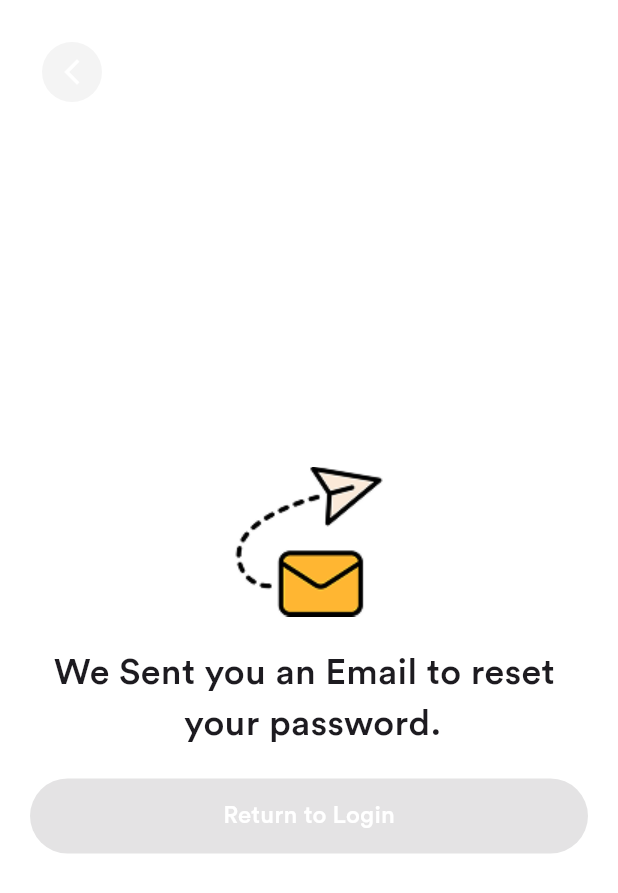
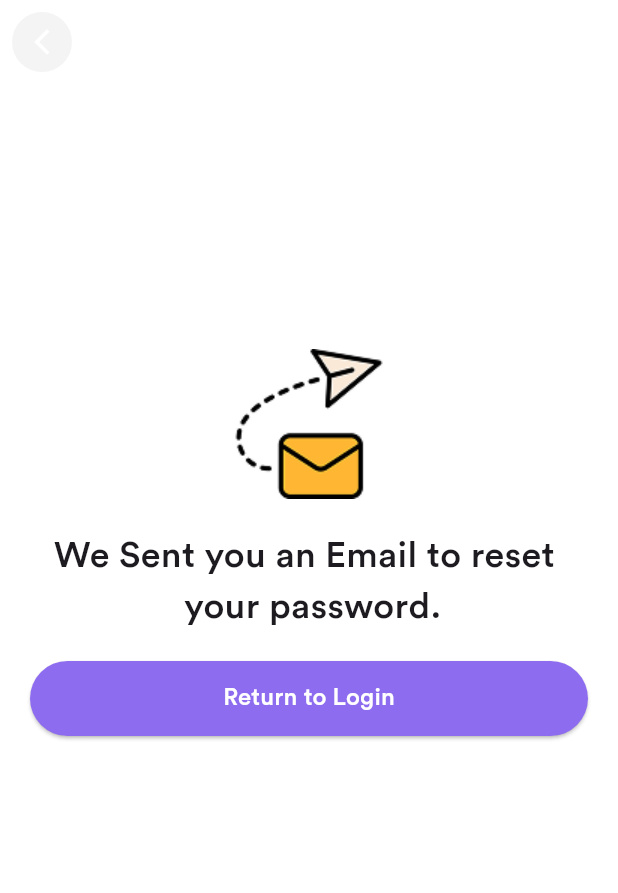
Before and after one commit to MohamedElnaggar0/store_app, a Flutter app: the ForgotPasswordView screen opened by its route, after a tap on "Continue", on a phone screen of 412 x 824 dp. Shown: the top 893 px of the screen. Run offline on Flutter 3.47's test engine with Material 3 defaults, Android fonts, the phone set to English and light mode, and no system bars; our stand-ins replace flutter_bloc, flutter_svg, go_router.

Commit message:
fix appbar and add to screens

```diff
--- a/lib/core/widgets/basic_app_bar.dart
+++ b/lib/core/widgets/basic_app_bar.dart
@@ -1,13 +1,13 @@
 import 'package:flutter/material.dart';
 import 'package:store_app/core/configs/theme/app_color.dart';
 
-class BasicAppBar extends StatelessWidget {
+class BasicAppBar extends StatelessWidget implements PreferredSizeWidget {
   const BasicAppBar(
       {super.key,
       this.title,
       this.backgroundColor,
       this.action,
-      required this.hideBack});
+      this.hideBack = false});
   final Widget? title;
   final Color? backgroundColor;
   final Widget? action;
@@ -45,4 +45,7 @@ class BasicAppBar extends StatelessWidget {
               )),
     );
   }
+
+  @override
+  Size get preferredSize => Size.fromHeight(kToolbarHeight);
 }
--- a/lib/features/auth/presentation/views/forgot_password_view.dart
+++ b/lib/features/auth/presentation/views/forgot_password_view.dart
@@ -1,4 +1,5 @@
 import 'package:flutter/material.dart';
+import 'package:store_app/core/widgets/basic_app_bar.dart';
 import 'package:store_app/features/auth/presentation/widgets/forgot_password_view_body.dart';
 
 class ForgotPasswordView extends StatelessWidget {
@@ -7,6 +8,7 @@ class ForgotPasswordView extends StatelessWidget {
   @override
   Widget build(BuildContext context) {
     return const Scaffold(
+      appBar: BasicAppBar(),
       body: ForgotPasswordViewBody(),
     );
   }
--- a/lib/features/auth/presentation/views/send_to_email_view.dart
+++ b/lib/features/auth/presentation/views/send_to_email_view.dart
@@ -1,4 +1,5 @@
 import 'package:flutter/material.dart';
+import 'package:store_app/core/widgets/basic_app_bar.dart';
 import 'package:store_app/features/auth/presentation/widgets/send_to_email_view_body.dart';
 
 class SendToEmailView extends StatelessWidget {
@@ -7,6 +8,7 @@ class SendToEmailView extends StatelessWidget {
   @override
   Widget build(BuildContext context) {
     return const Scaffold(
+      appBar: BasicAppBar(),
       body: SendToEmailViewBody(),
     );
   }
--- a/lib/features/auth/presentation/views/signin_password_view.dart
+++ b/lib/features/auth/presentation/views/signin_password_view.dart
@@ -1,4 +1,5 @@
 import 'package:flutter/material.dart';
+import 'package:store_app/core/widgets/basic_app_bar.dart';
 import 'package:store_app/features/auth/presentation/widgets/signin_password_view_body.dart';
 
 class SigninPasswordView extends StatelessWidget {
@@ -7,6 +8,7 @@ class SigninPasswordView extends StatelessWidget {
   @override
   Widget build(BuildContext context) {
     return const Scaffold(
+      appBar: BasicAppBar(),
       body: SigninPasswordViewBody(),
     );
   }
--- a/lib/features/auth/presentation/views/signup_view.dart
+++ b/lib/features/auth/presentation/views/signup_view.dart
@@ -1,4 +1,5 @@
 import 'package:flutter/material.dart';
+import 'package:store_app/core/widgets/basic_app_bar.dart';
 import 'package:store_app/features/auth/presentation/widgets/signup_view_body.dart';
 
 class SignupView extends StatelessWidget {
@@ -7,6 +8,7 @@ class SignupView extends StatelessWidget {
   @override
   Widget build(BuildContext context) {
     return const Scaffold(
+      appBar: BasicAppBar(),
       body: SignupViewBody(),
     );
   }
--- a/lib/features/auth/presentation/widgets/forgot_password_view_body.dart
+++ b/lib/features/auth/presentation/widgets/forgot_password_view_body.dart
@@ -1,7 +1,6 @@
 import 'package:flutter/material.dart';
 import 'package:go_router/go_router.dart';
 import 'package:store_app/core/configs/app_router.dart';
-import 'package:store_app/core/widgets/basic_app_bar.dart';
 import 'package:store_app/features/auth/presentation/widgets/custom_button.dart';
 import 'package:store_app/features/auth/presentation/widgets/custom_text.dart';
 import 'package:store_app/features/auth/presentation/widgets/custom_text_field.dart';
@@ -12,11 +11,10 @@ class ForgotPasswordViewBody extends StatelessWidget {
   @override
   Widget build(BuildContext context) {
     return Padding(
-      padding: const EdgeInsets.all(20),
+      padding: const EdgeInsets.symmetric(horizontal: 16, vertical: 40),
       child: Column(
         crossAxisAlignment: CrossAxisAlignment.start,
         children: [
-          BasicAppBar(hideBack: false),
           const SizedBox(height: 20),
           CustomText(
             'Forgot Password',
--- a/lib/features/auth/presentation/widgets/send_to_email_view_body.dart
+++ b/lib/features/auth/presentation/widgets/send_to_email_view_body.dart
@@ -1,8 +1,10 @@
 import 'package:flutter/material.dart';
-import 'package:store_app/core/widgets/basic_app_bar.dart';
+import 'package:go_router/go_router.dart';
 import 'package:store_app/features/auth/presentation/widgets/custom_button.dart';
 import 'package:store_app/features/auth/presentation/widgets/custom_text.dart';
 import 'package:store_app/gen/assets.gen.dart';
+
+import '../../../../core/configs/app_router.dart';
 
 class SendToEmailViewBody extends StatelessWidget {
   const SendToEmailViewBody({super.key});
@@ -13,8 +15,7 @@ class SendToEmailViewBody extends StatelessWidget {
       padding: const EdgeInsets.all(20.0),
       child: Column(
         children: [
-          BasicAppBar(hideBack: false),
-          Spacer(),
+          const Spacer(),
           Image.asset(
             Assets.images.sendIcon.path,
             height: 100,
@@ -33,8 +34,15 @@ class SendToEmailViewBody extends StatelessWidget {
           const SizedBox(
             height: 20,
           ),
-          CustomButton(text: 'Return to Login'),
-          Spacer()
+          CustomButton(
+            text: 'Return to Login',
+            onTap: () {
+              GoRouter.of(context).go(AppRouter.kSigninEmailView);
+            },
+          ),
+          const Spacer(
+            flex: 2,
+          )
         ],
       ),
     );
--- a/lib/features/auth/presentation/widgets/signin_password_view_body.dart
+++ b/lib/features/auth/presentation/widgets/signin_password_view_body.dart
@@ -1,7 +1,6 @@
 import 'package:flutter/material.dart';
 import 'package:go_router/go_router.dart';
 import 'package:store_app/core/configs/app_router.dart';
-import 'package:store_app/core/widgets/basic_app_bar.dart';
 import 'package:store_app/features/auth/presentation/widgets/custom_button.dart';
 import 'package:store_app/features/auth/presentation/widgets/custom_text.dart';
 import 'package:store_app/features/auth/presentation/widgets/custom_text_field.dart';
@@ -17,10 +16,6 @@ class SigninPasswordViewBody extends StatelessWidget {
       child: Column(
         crossAxisAlignment: CrossAxisAlignment.start,
         children: [
-          BasicAppBar(
-            hideBack: false,
-          ),
-          SizedBox(height: 10),
           CustomText(
             'Sign in',
             fontSize: 32,
```
Also changed, not shown: lib/features/auth/presentation/widgets/signup_view_body.dart (+4 -3 lines).
